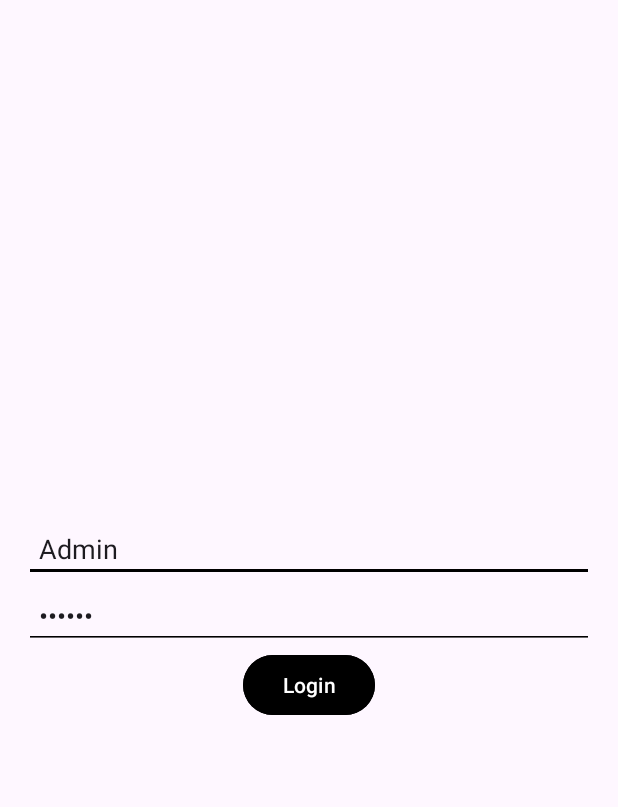
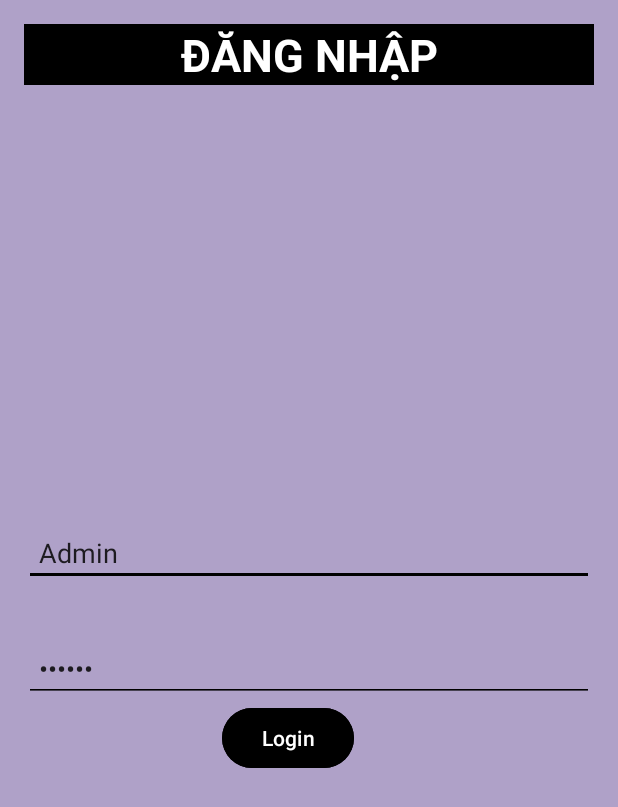
Before and after one commit to leonnardle/THIGK, an Android app: the screen it shows after launch (MainActivity), on a phone screen of 412 x 824 dp. Shown: the top 807 px of the screen. Run offline under Robolectric (Android 15) with nearby library versions, the phone set to English and light mode, and no system bars.

```diff
--- a/app/src/main/AndroidManifest.xml
+++ b/app/src/main/AndroidManifest.xml
@@ -42,9 +42,6 @@
             android:name=".loaihanghoaUI.hienthiloaihanghoa"
             android:exported="false" />
         <activity
-            android:name=".chonmenu"
-            android:exported="false" />
-        <activity
             android:name=".loaihanghoaUI.nhapLoaihanghoa"
             android:exported="false" />
         <activity
--- a/app/src/main/java/stu/edu/vn/thigk/loaihanghoaUI/nhapLoaihanghoa.java
+++ b/app/src/main/java/stu/edu/vn/thigk/loaihanghoaUI/nhapLoaihanghoa.java
@@ -14,9 +14,6 @@ import android.widget.EditText;
 
 import stu.edu.vn.thigk.R;
 import stu.edu.vn.thigk.about;
-import stu.edu.vn.thigk.chonmenu;
-import stu.edu.vn.thigk.hanghoaUI.nhaphanghoa;
-import stu.edu.vn.thigk.model.HangHoa;
 import stu.edu.vn.thigk.model.LoaiHangHoa;
 
 public class nhapLoaihanghoa extends AppCompatActivity {
--- a/app/src/main/res/layout/activity_hienthihanghoa.xml
+++ b/app/src/main/res/layout/activity_hienthihanghoa.xml
@@ -4,7 +4,8 @@
     xmlns:tools="http://schemas.android.com/tools"
     android:layout_width="match_parent"
     android:layout_height="match_parent"
-    tools:context=".hanghoaUI.hienthihanghoa">
+    tools:context=".hanghoaUI.hienthihanghoa"
+    android:background="#C6C088">
 
     <LinearLayout
         android:orientation="vertical"
--- a/app/src/main/res/layout/activity_main.xml
+++ b/app/src/main/res/layout/activity_main.xml
@@ -1,40 +1,63 @@
 <?xml version="1.0" encoding="utf-8"?>
-<LinearLayout
-    xmlns:android="http://schemas.android.com/apk/res/android"
+<androidx.constraintlayout.widget.ConstraintLayout xmlns:android="http://schemas.android.com/apk/res/android"
+    xmlns:app="http://schemas.android.com/apk/res-auto"
     xmlns:tools="http://schemas.android.com/tools"
     android:layout_width="match_parent"
     android:layout_height="match_parent"
+    android:background="#AFA1C8"
     android:orientation="vertical"
-    android:padding="16dp"
-    android:gravity="center"
-   >
+    android:padding="16dp">
+
+    <TextView
+        android:id="@+id/textView"
+        android:layout_width="match_parent"
+        android:layout_height="wrap_content"
+        android:background="@color/black"
+        android:text="ĐĂNG NHẬP"
+        android:textAlignment="center"
+        android:textColor="@color/white"
+        android:textSize="30dp"
+        android:textStyle="bold"
+        app:layout_constraintBottom_toTopOf="@+id/editPass"
+        app:layout_constraintStart_toStartOf="parent"
+        app:layout_constraintTop_toTopOf="parent"
+        app:layout_constraintVertical_bias="0.0" />
 
     <EditText
         android:id="@+id/editUsername"
         android:layout_width="match_parent"
         android:layout_height="wrap_content"
+        android:backgroundTint="@android:color/background_dark"
         android:hint="Username"
+        android:inputType="text"
+        android:padding="10dp"
         android:text="Admin"
-        android:inputType="text"
-        android:backgroundTint="@android:color/background_dark"
-        android:padding="10dp"
-        />
+        app:layout_constraintBottom_toTopOf="@+id/editPass"
+        app:layout_constraintStart_toStartOf="parent"
+        app:layout_constraintTop_toBottomOf="@+id/textView"
+        app:layout_constraintVertical_bias="0.898" />
 
     <EditText
         android:id="@+id/editPass"
         android:layout_width="match_parent"
         android:layout_height="wrap_content"
+        android:backgroundTint="@android:color/background_dark"
         android:hint="Password"
+        android:inputType="textPassword"
+        android:padding="10dp"
         android:text="123456"
-        android:inputType="textPassword"
-        android:backgroundTint="@android:color/background_dark"
-        android:padding="10dp"
-        />
+        app:layout_constraintBottom_toTopOf="@+id/btnLogin"
+        app:layout_constraintStart_toStartOf="parent" />
 
     <Button
         android:id="@+id/btnLogin"
         android:layout_width="wrap_content"
         android:layout_height="wrap_content"
+        android:layout_marginBottom="292dp"
         android:backgroundTint="@color/black"
-        android:text="Login"/>
-</LinearLayout>
+        android:text="Login"
+        app:layout_constraintBottom_toBottomOf="parent"
+        app:layout_constraintEnd_toEndOf="parent"
+        app:layout_constraintHorizontal_bias="0.452"
+        app:layout_constraintStart_toStartOf="parent" />
+</androidx.constraintlayout.widget.ConstraintLayout>
--- a/app/src/main/res/layout/activity_nhap_loaihanghoa.xml
+++ b/app/src/main/res/layout/activity_nhap_loaihanghoa.xml
@@ -12,6 +12,7 @@
         android:layout_width="match_parent"
         android:backgroundTint="@color/black"
         app:titleTextColor="@color/white"
+        app:title="nhập loại hàng"
         android:textAlignment="center"
         android:layout_height="?attr/actionBarSize"
         android:background="?attr/colorPrimary"/>
--- a/app/src/main/res/layout/activity_nhaphanghoa.xml
+++ b/app/src/main/res/layout/activity_nhaphanghoa.xml
@@ -13,6 +13,7 @@
         android:id="@+id/toolbarNhaphanghoa"
         android:layout_width="match_parent"
         android:backgroundTint="@color/black"
+        app:title="nhập hàng"
         app:titleTextColor="@color/white"
         android:textAlignment="center"
         android:layout_height="?attr/actionBarSize"
--- a/app/src/main/res/layout/item_hanghoa.xml
+++ b/app/src/main/res/layout/item_hanghoa.xml
@@ -14,6 +14,7 @@
             <ImageView
                 android:id="@+id/imagehanghoa"
                 android:layout_width="match_parent"
+
                 android:layout_height="match_parent"
                 />
         </LinearLayout>
--- a/app/src/main/res/menu/mnu_main.xml
+++ b/app/src/main/res/menu/mnu_main.xml
@@ -12,5 +12,10 @@
         android:title="exit"
         app:showAsAction="never"
         />
+    <item
+        android:id="@+id/loaihanghoa"
+        android:title="xem loại hàng hóa"
+        app:showAsAction="always"
+        />
     <!-- Thêm các mục menu khác nếu cần -->
 </menu>
```
Also changed, not shown: app/src/main/java/stu/edu/vn/thigk/SelectImage.java (deleted, +0 -21 lines), app/src/main/java/stu/edu/vn/thigk/chonmenu.java (deleted, +0 -117 lines), app/src/main/java/stu/edu/vn/thigk/dao/DBHelper.java (+31 -2 lines), app/src/main/java/stu/edu/vn/thigk/dao/DBHelperlhh.java (+4 -4 lines), app/src/main/java/stu/edu/vn/thigk/dao/imageHandle.java (deleted, +0 -23 lines), app/src/main/java/stu/edu/vn/thigk/hanghoaUI/hienthihanghoa.java (+8 -2 lines), app/src/main/java/stu/edu/vn/thigk/hanghoaUI/nhaphanghoa.java (+1 -6 lines), app/src/main/java/stu/edu/vn/thigk/loaihanghoaUI/hienthiloaihanghoa.java (+23 -13 lines), app/src/main/res/layout/activity_chonmenu.xml (+19 -13 lines), app/src/main/res/drawable/loaihang.png (added), app/src/main/res/drawable/loaihanghoa.png (added).
